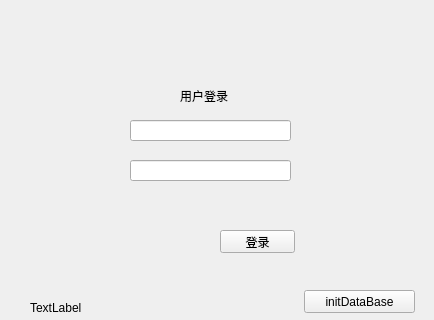
Old version of the form widget.ui in the repository littlebee21/Qtsms.
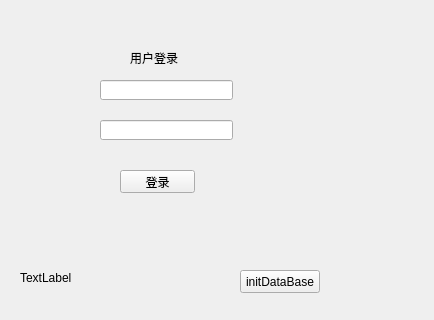
New version of the form.

What changed in the file:
```diff
--- a/widget.ui
+++ b/widget.ui
@@ -13,31 +13,44 @@
   <property name="windowTitle">
    <string>Widget</string>
   </property>
+  <widget class="QLabel" name="constLoginLabel">
+   <property name="geometry">
+    <rect>
+     <x>130</x>
+     <y>50</y>
+     <width>48</width>
+     <height>16</height>
+    </rect>
+   </property>
+   <property name="text">
+    <string>用户登录</string>
+   </property>
+  </widget>
   <widget class="QLineEdit" name="userNameLineEdit">
    <property name="geometry">
     <rect>
-     <x>130</x>
-     <y>120</y>
-     <width>161</width>
-     <height>21</height>
+     <x>100</x>
+     <y>80</y>
+     <width>133</width>
+     <height>20</height>
     </rect>
    </property>
   </widget>
   <widget class="QLineEdit" name="passwordLineEdit">
    <property name="geometry">
     <rect>
-     <x>130</x>
-     <y>160</y>
-     <width>161</width>
-     <height>21</height>
+     <x>100</x>
+     <y>120</y>
+     <width>133</width>
+     <height>20</height>
     </rect>
    </property>
   </widget>
   <widget class="QPushButton" name="loginPushButton">
    <property name="geometry">
     <rect>
-     <x>220</x>
-     <y>230</y>
+     <x>120</x>
+     <y>170</y>
      <width>75</width>
      <height>23</height>
     </rect>
@@ -49,35 +62,22 @@
   <widget class="QLabel" name="loginResultLabel">
    <property name="geometry">
     <rect>
-     <x>30</x>
-     <y>300</y>
-     <width>81</width>
-     <height>16</height>
-    </rect>
-   </property>
-   <property name="text">
-    <string>TextLabel</string>
-   </property>
-  </widget>
-  <widget class="QLabel" name="constLoginLabel">
-   <property name="geometry">
-    <rect>
-     <x>180</x>
-     <y>90</y>
+     <x>20</x>
+     <y>270</y>
      <width>54</width>
-     <height>12</height>
+     <height>16</height>
     </rect>
    </property>
    <property name="text">
-    <string>用户登录</string>
+    <string>TextLabel</string>
    </property>
   </widget>
   <widget class="QPushButton" name="initDataBasePushButton">
    <property name="geometry">
     <rect>
-     <x>304</x>
-     <y>290</y>
-     <width>111</width>
+     <x>240</x>
+     <y>270</y>
+     <width>80</width>
      <height>23</height>
     </rect>
    </property>
```
